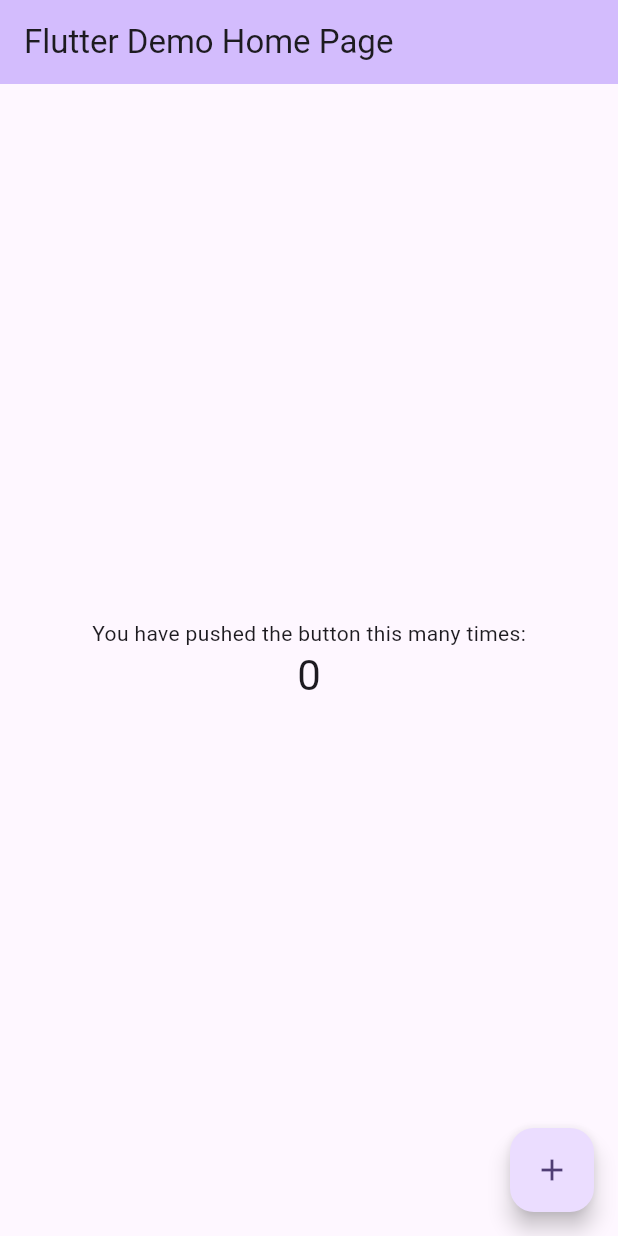
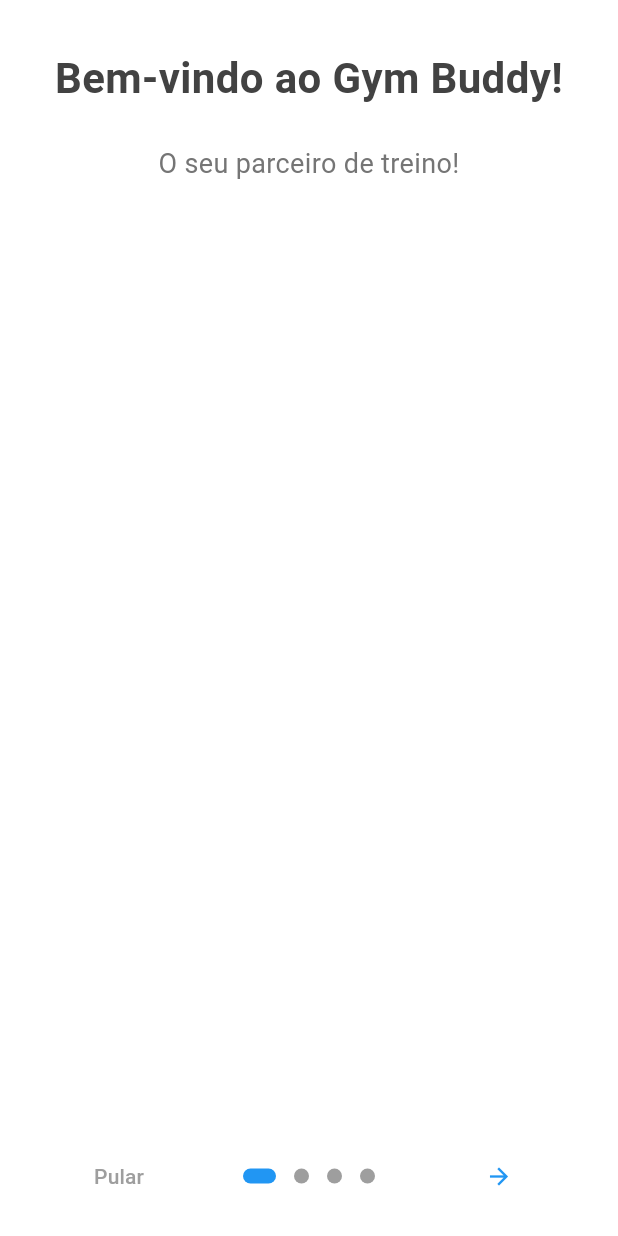
Before and after one commit to Naedson-Vilela/GYM-BUDDY-APP, a Flutter app: the screen it shows after launch, on a phone screen of 412 x 824 dp. Run offline on Flutter 3.47's test engine with Material 3 defaults, Android fonts, the phone set to English and light mode, and no system bars; drawn by our look-alikes of introduction_screen.

Commit message:
feat: onboarding screen

```diff
--- a/mobile/lib/main.dart
+++ b/mobile/lib/main.dart
@@ -1,4 +1,6 @@
 import 'package:flutter/material.dart';
+import 'screens/onboarding_screen.dart';
+import 'screens/home_screen.dart';
 
 void main() {
   runApp(const MyApp());
@@ -7,116 +9,24 @@ void main() {
 class MyApp extends StatelessWidget {
   const MyApp({super.key});
 
-  // This widget is the root of your application.
   @override
   Widget build(BuildContext context) {
     return MaterialApp(
-      title: 'Flutter Demo',
+      title: 'Onboarding Demo',
+      debugShowCheckedModeBanner: false,
       theme: ThemeData(
-        // This is the theme of your application.
-        //
-        // TRY THIS: Try running your application with "flutter run". You'll see
-        // the application has a purple toolbar. Then, without quitting the app,
-        // try changing the seedColor in the colorScheme below to Colors.green
-        // and then invoke "hot reload" (save your changes or press the "hot
-        // reload" button in a Flutter-supported IDE, or press "r" if you used
-        // the command line to start the app).
-        //
-        // Notice that the counter didn't reset back to zero; the application
-        // state is not lost during the reload. To reset the state, use hot
-        // restart instead.
-        //
-        // This works for code too, not just values: Most code changes can be
-        // tested with just a hot reload.
-        colorScheme: ColorScheme.fromSeed(seedColor: Colors.deepPurple),
+        primarySwatch: Colors.blue,
+        visualDensity: VisualDensity.adaptivePlatformDensity,
       ),
-      home: const MyHomePage(title: 'Flutter Demo Home Page'),
+
+      initialRoute: '/onboarding',
+      routes: {
+        '/onboarding': (context) => OnboardingScreen(),
+        '/home': (context) => HomeScreen(),
+      },
+      onUnknownRoute:
+          (settings) =>
+              MaterialPageRoute(builder: (context) => OnboardingScreen()),
     );
   }
 }
-
-class MyHomePage extends StatefulWidget {
-  const MyHomePage({super.key, required this.title});
-
-  // This widget is the home page of your application. It is stateful, meaning
-  // that it has a State object (defined below) that contains fields that affect
-  // how it looks.
-
-  // This class is the configuration for the state. It holds the values (in this
-  // case the title) provided by the parent (in this case the App widget) and
-  // used by the build method of the State. Fields in a Widget subclass are
-  // always marked "final".
-
-  final String title;
-
-  @override
-  State<MyHomePage> createState() => _MyHomePageState();
-}
-
-class _MyHomePageState extends State<MyHomePage> {
-  int _counter = 0;
-
-  void _incrementCounter() {
-    setState(() {
-      // This call to setState tells the Flutter framework that something has
-      // changed in this State, which causes it to rerun the build method below
-      // so that the display can reflect the updated values. If we changed
-      // _counter without calling setState(), then the build method would not be
-      // called again, and so nothing would appear to happen.
-      _counter++;
-    });
-  }
-
-  @override
-  Widget build(BuildContext context) {
-    // This method is rerun every time setState is called, for instance as done
-    // by the _incrementCounter method above.
-    //
-    // The Flutter framework has been optimized to make rerunning build methods
-    // fast, so that you can just rebuild anything that needs updating rather
-    // than having to individually change instances of widgets.
-    return Scaffold(
-      appBar: AppBar(
-        // TRY THIS: Try changing the color here to a specific color (to
-        // Colors.amber, perhaps?) and trigger a hot reload to see the AppBar
-        // change color while the other colors stay the same.
-        backgroundColor: Theme.of(context).colorScheme.inversePrimary,
-        // Here we take the value from the MyHomePage object that was created by
-        // the App.build method, and use it to set our appbar title.
-        title: Text(widget.title),
-      ),
-      body: Center(
-        // Center is a layout widget. It takes a single child and positions it
-        // in the middle of the parent.
-        child: Column(
-          // Column is also a layout widget. It takes a list of children and
-          // arranges them vertically. By default, it sizes itself to fit its
-          // children horizontally, and tries to be as tall as its parent.
-          //
-          // Column has various properties to control how it sizes itself and
-          // how it positions its children. Here we use mainAxisAlignment to
-          // center the children vertically; the main axis here is the vertical
-          // axis because Columns are vertical (the cross axis would be
-          // horizontal).
-          //
-          // TRY THIS: Invoke "debug painting" (choose the "Toggle Debug Paint"
-          // action in the IDE, or press "p" in the console), to see the
-          // wireframe for each widget.
-          mainAxisAlignment: MainAxisAlignment.center,
-          children: <Widget>[
-            const Text('You have pushed the button this many times:'),
-            Text(
-              '$_counter',
-              style: Theme.of(context).textTheme.headlineMedium,
-            ),
-          ],
-        ),
-      ),
-      floatingActionButton: FloatingActionButton(
-        onPressed: _incrementCounter,
-        tooltip: 'Increment',
-        child: const Icon(Icons.add),
-      ), // This trailing comma makes auto-formatting nicer for build methods.
-    );
-  }
-}
--- /dev/null
+++ b/mobile/lib/models/onboarding_page.dart
@@ -0,0 +1,7 @@
+class OnboardingPage {
+  final String title;
+  final String body;
+  final String? textStyle; // Estilo opcional para persinalização
+
+  OnboardingPage({required this.title, required this.body, this.textStyle});
+}
--- /dev/null
+++ b/mobile/lib/screens/home_screen.dart
@@ -0,0 +1,27 @@
+import 'package:flutter/material.dart';
+
+class HomeScreen extends StatelessWidget {
+  @override
+  Widget build(BuildContext context) {
+    return Scaffold(
+      appBar: AppBar(
+        title: const Text("GYM Buddy"),
+        centerTitle: true,
+        elevation: 0,
+      ),
+      body: const Center(
+        child: Padding(
+          padding: EdgeInsets.all(20.0),
+          child: Text(
+            "Bem-vindo ao Gym Buddy!!!",
+            style: TextStyle(
+              fontSize: 24,
+              fontWeight: FontWeight.bold,
+              color: Colors.blue,
+            ),
+          ),
+        ),
+      ),
+    );
+  }
+}
--- /dev/null
+++ b/mobile/lib/screens/onboarding_screen.dart
@@ -0,0 +1,81 @@
+import 'package:flutter/material.dart';
+import 'package:introduction_screen/introduction_screen.dart';
+import '../models/onboarding_page.dart';
+
+class OnboardingScreen extends StatelessWidget {
+  final List<OnboardingPage> pages = [
+    OnboardingPage(
+      title: "Bem-vindo ao Gym Buddy!",
+      body: "O seu parceiro de treino!",
+    ),
+    OnboardingPage(
+      title: "Funcionalidade!",
+      body: "Explore e descubra exercicios.",
+    ),
+    OnboardingPage(
+      title: "Organização!",
+      body: "Gerencie o seu Plano de treino.",
+    ),
+    OnboardingPage(
+      title: "Comunidade!",
+      body: "Adcione e interaja com amigos.",
+    ),
+  ];
+
+  @override
+  Widget build(BuildContext context) {
+    return Scaffold(
+      body: IntroductionScreen(
+        pages: _buildPages(),
+        showSkipButton: true,
+        skip: const Text("Pular", style: TextStyle(color: Colors.grey)),
+        next: const Icon(Icons.arrow_forward, color: Colors.blue),
+        done: const Text(
+          "Continuar",
+          style: TextStyle(fontWeight: FontWeight.bold, color: Colors.blue),
+        ),
+        onDone: () => _onDone(context),
+        dotsDecorator: _buildDotsDecorator(),
+        globalBackgroundColor: Colors.white,
+        freeze: false,
+      ),
+    );
+  }
+
+  DotsDecorator _buildDotsDecorator() {
+    return DotsDecorator(
+      size: const Size(10.0, 10.0), // Tamanho dos dots inativos
+      activeSize: const Size(22.0, 10.0), // Tamanho do dot ativo
+      activeColor: Colors.blue, // Cor do dot ativo
+      color: Colors.grey, // Cor dos dots inativos
+      activeShape: RoundedRectangleBorder(
+        borderRadius: BorderRadius.circular(25.0), // Forma do dot ativo
+      ),
+    );
+  }
+
+  List<PageViewModel> _buildPages() {
+    return pages.map((page) {
+      return PageViewModel(
+        title: page.title,
+        body: page.body,
+        decoration: PageDecoration(
+          titleTextStyle: TextStyle(
+            fontSize: 28.0,
+            fontWeight: FontWeight.bold,
+            color: Colors.grey[800],
+          ),
+          bodyTextStyle: TextStyle(fontSize: 18.0, color: Colors.grey[600]),
+          pageColor: Colors.white,
+          imagePadding:
+              EdgeInsets.zero, // Espaçamento para quando houver imagem
+        ),
+      );
+    }).toList();
+  }
+
+  /// Navega para a tela principal quando o onboarding é concluído
+  void _onDone(BuildContext context) {
+    Navigator.pushReplacementNamed(context, '/home');
+  }
+}
--- a/mobile/pubspec.yaml
+++ b/mobile/pubspec.yaml
@@ -30,6 +30,7 @@ environment:
 dependencies:
   flutter:
     sdk: flutter
+  introduction_screen: ^3.1.17
 
   # The following adds the Cupertino Icons font to your application.
   # Use with the CupertinoIcons class for iOS style icons.
```
Also changed, not shown: 1 other file.
